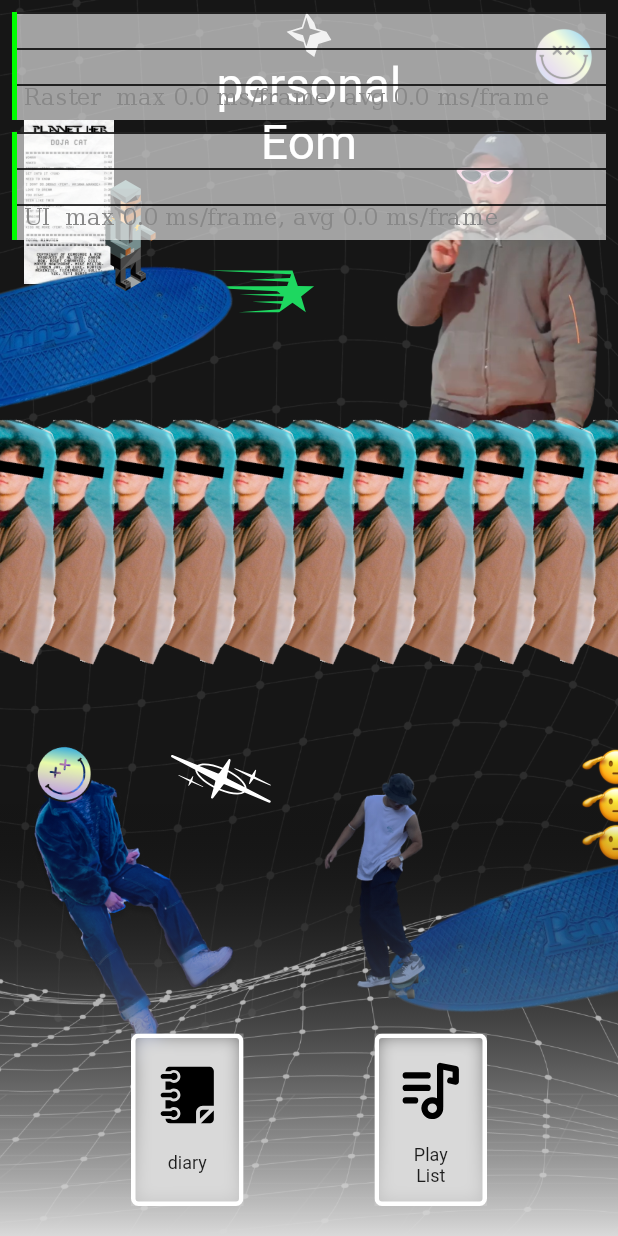
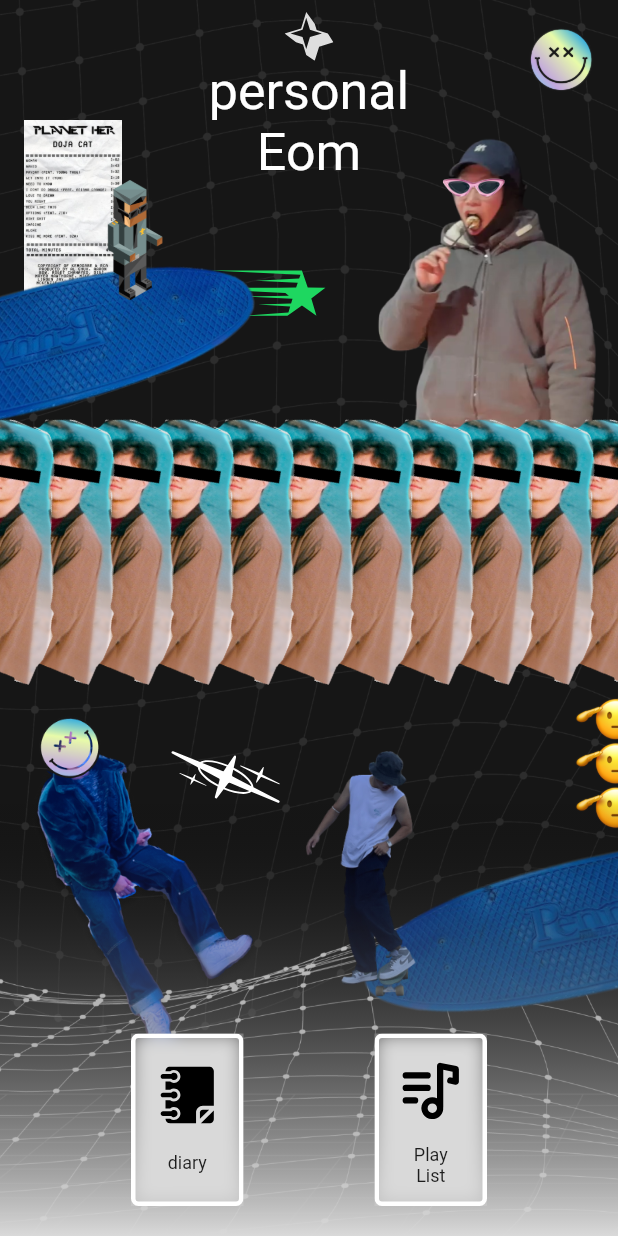
Before and after one commit to eom-droid/project_eom_manager, a Flutter app: the screen it shows after launch, on a phone screen of 412 x 824 dp. Run offline on Flutter 3.47's test engine with Material 2 defaults, Android fonts, the phone set to English and light mode, and no system bars; our stand-ins replace dio, flutter_dotenv, flutter_riverpod, flutter_svg, go_router, image_picker and 3 more; missing offline and left inert: android_intent_plus, debounce_throttle; generated files the repository leaves out were written again; Roboto replaces fonts that are missing (sabreshark).

Commit message:
DESIGN responsive design(with width)

```diff
--- a/lib/common/components/pagination_list_view.dart
+++ b/lib/common/components/pagination_list_view.dart
@@ -70,14 +70,15 @@ class _PaginationListViewState<T extends IModelPagination>
 
     // 에러 발생 시
     if (state is CursorPaginationError) {
-      return Column(
+      return Padding(
+        padding: const EdgeInsets.symmetric(horizontal: 16.0),
+        child: Column(
           mainAxisAlignment: MainAxisAlignment.center,
           crossAxisAlignment: CrossAxisAlignment.stretch,
           children: [
-          Text(
-            state.message,
+            Text(state.message,
                 textAlign: TextAlign.center,
-          ),
+                style: const TextStyle(fontSize: 16.0, color: Colors.white)),
             const SizedBox(
               height: 16.0,
             ),
@@ -90,6 +91,7 @@ class _PaginationListViewState<T extends IModelPagination>
               child: const Text('다시시도'),
             ),
           ],
+        ),
       );
     }
 
--- a/lib/common/const/setting.dart
+++ b/lib/common/const/setting.dart
@@ -2,3 +2,5 @@ const GAP_WHEN_PAGINATE = 300;
 
 const defaultAWSS3Url =
     "https://project-eom-bucket.s3.ap-northeast-2.amazonaws.com/";
+
+const defaultWidth = 380;
--- a/lib/diary/view/diary_screen.dart
+++ b/lib/diary/view/diary_screen.dart
@@ -104,7 +104,7 @@ class DiaryScreen extends ConsumerWidget {
       child: ListView.separated(
         itemCount: cp.data.length + 1,
         separatorBuilder: (context, index) => const Padding(
-          padding: EdgeInsets.only(top: 16.0, left: 16.0, right: 16.0),
+          padding: EdgeInsets.only(top: 32.0, left: 16.0, right: 16.0),
           child: Divider(
             color: Colors.grey,
           ),
@@ -130,7 +130,7 @@ class DiaryScreen extends ConsumerWidget {
           }
 
           return Padding(
-            padding: const EdgeInsets.only(top: 16.0, left: 16.0, right: 16.0),
+            padding: const EdgeInsets.only(top: 32.0, left: 16.0, right: 16.0),
             child: Container(
               decoration: BoxDecoration(
                 boxShadow: [
--- a/lib/home/view/home_screen.dart
+++ b/lib/home/view/home_screen.dart
@@ -2,6 +2,7 @@ import 'package:flutter/material.dart';
 import 'package:flutter_svg/svg.dart';
 import 'package:go_router/go_router.dart';
 import 'package:manager/common/const/data.dart';
+import 'package:manager/common/const/setting.dart';
 import 'dart:math' as math;
 
 import 'package:manager/diary/view/diary_screen.dart';
@@ -93,6 +94,7 @@ class _FrontImagesRender extends StatelessWidget {
 
   @override
   Widget build(BuildContext context) {
+    final aspectWidth = MediaQuery.of(context).size.width / defaultWidth;
     List<int> middleImageList = List.generate(
         (MediaQuery.of(context).size.width / 40).ceil(), (index) => index);
 
@@ -111,14 +113,14 @@ class _FrontImagesRender extends StatelessWidget {
               children: [
                 SvgPicture.asset(
                   "asset/imgs/icons/star_3_topHome.svg",
-                  width: 30.0,
+                  width: 30.0 * aspectWidth,
                 ),
-                const Text(
+                Text(
                   "personal\nEom",
                   style: TextStyle(
                     color: Colors.white,
                     fontFamily: "sabreshark",
-                    fontSize: 32.0,
+                    fontSize: 32.0 * aspectWidth,
                   ),
                   textAlign: TextAlign.center,
                 ),
@@ -131,7 +133,7 @@ class _FrontImagesRender extends StatelessWidget {
             right: 16,
             child: Image.asset(
               "asset/imgs/home_7_gradient_smile.png",
-              width: 40.0,
+              width: 40.0 * aspectWidth,
             ),
           ),
           // 2. 좌측 상단 Planet her
@@ -140,7 +142,7 @@ class _FrontImagesRender extends StatelessWidget {
             left: 16,
             child: Image.asset(
               "asset/imgs/home_1_planetHerReceipt.png",
-              width: 60.0,
+              width: 60.0 * aspectWidth,
             ),
           ),
           // 3. 좌측 상단 별
@@ -149,7 +151,7 @@ class _FrontImagesRender extends StatelessWidget {
             left: 120,
             child: SvgPicture.asset(
               "asset/imgs/icons/star_2_greenFlash.svg",
-              width: 90.0,
+              width: 90.0 * aspectWidth,
             ),
           ),
           // 4. 좌측상단 penny board
@@ -163,7 +165,7 @@ class _FrontImagesRender extends StatelessWidget {
                 turns: const AlwaysStoppedAnimation(15 / 360),
                 child: Image.asset(
                   "asset/imgs/home_3_penny_board.png",
-                  width: 180.0,
+                  width: 180.0 * aspectWidth,
                 ),
               ),
             ),
@@ -174,7 +176,7 @@ class _FrontImagesRender extends StatelessWidget {
             left: 50,
             child: Image.asset(
               "asset/imgs/home_5_lego.png",
-              height: 74.0,
+              height: 74.0 * aspectWidth,
             ),
           ),
           // 6. 우측상단 eating marshmello
@@ -183,7 +185,7 @@ class _FrontImagesRender extends StatelessWidget {
             right: 0,
             child: Image.asset(
               "asset/imgs/home_2_eating_marshmello.png",
-              width: 250.0,
+              width: 250.0 * aspectWidth,
             ),
           ),
           // 7. 중단 사진들
@@ -195,7 +197,7 @@ class _FrontImagesRender extends StatelessWidget {
                 turns: const AlwaysStoppedAnimation(23 / 360),
                 child: Image.asset(
                   "asset/imgs/home_6_black_eye.png",
-                  width: 100.0,
+                  width: 100.0 * aspectWidth,
                 ),
               ),
             ),
@@ -206,7 +208,7 @@ class _FrontImagesRender extends StatelessWidget {
             left: 0,
             child: Image.asset(
               "asset/imgs/home_8_smile_sitdown.png",
-              width: 177.0,
+              width: 177.0 * aspectWidth,
             ),
           ),
           // 9. 하단 주간 star 스티커
@@ -217,27 +219,27 @@ class _FrontImagesRender extends StatelessWidget {
               turns: const AlwaysStoppedAnimation(25 / 360),
               child: SvgPicture.asset(
                 "asset/imgs/icons/star_1.svg",
-                width: 75,
+                width: 75 * aspectWidth,
               ),
             ),
           ),
           // 10. 우측하단 스티커
           Positioned(
-              bottom: 250,
+              bottom: 250 * aspectWidth,
               right: 0,
               child: Column(
                 children: [
                   Image.asset(
                     "asset/imgs/home_9_salute_emoji.png",
-                    width: 25,
+                    width: 27 * aspectWidth,
                   ),
                   Image.asset(
                     "asset/imgs/home_9_salute_emoji.png",
-                    width: 25,
+                    width: 27 * aspectWidth,
                   ),
                   Image.asset(
                     "asset/imgs/home_9_salute_emoji.png",
-                    width: 25,
+                    width: 27 * aspectWidth,
                   ),
                 ],
               )),
@@ -249,7 +251,7 @@ class _FrontImagesRender extends StatelessWidget {
               turns: const AlwaysStoppedAnimation((348 / 360)),
               child: Image.asset(
                 "asset/imgs/home_3_penny_board.png",
-                width: 200.0,
+                width: 200.0 * aspectWidth,
               ),
             ),
           ),
@@ -259,7 +261,7 @@ class _FrontImagesRender extends StatelessWidget {
             right: 50,
             child: Image.asset(
               "asset/imgs/home_4_riding_board.png",
-              width: 194.0,
+              width: 194.0 * aspectWidth,
             ),
           ),
           Positioned(
--- a/lib/main.dart
+++ b/lib/main.dart
@@ -23,7 +23,7 @@ class _App extends ConsumerWidget {
       ),
       debugShowCheckedModeBanner: false,
       routerConfig: router,
-      showPerformanceOverlay: true,
+      // showPerformanceOverlay: true,
     );
   }
 }
--- a/lib/music/view/music_screen.dart
+++ b/lib/music/view/music_screen.dart
@@ -72,8 +72,7 @@ class MusicScreen extends ConsumerWidget {
     return MediaQuery.removePadding(
       context: context,
       removeTop: true,
-      child: ListView.separated(
-        separatorBuilder: (context, index) => const SizedBox(height: 32.0),
+      child: ListView.builder(
         itemBuilder: (context, index) {
           if (index == cp.data.length) {
             return Padding(
```
Also changed, not shown: lib/music/components/music_card.dart (+0 -13 lines), lib/music/view/music_edit_screen.dart (+1 -28 lines). Lines whose indentation alone changed are shown as unchanged.
